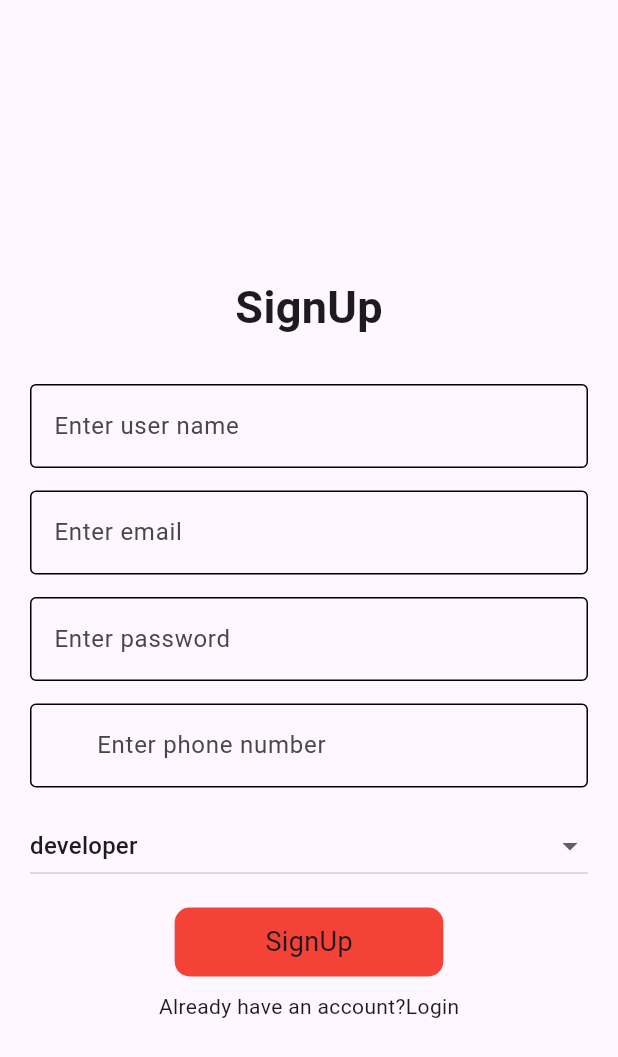
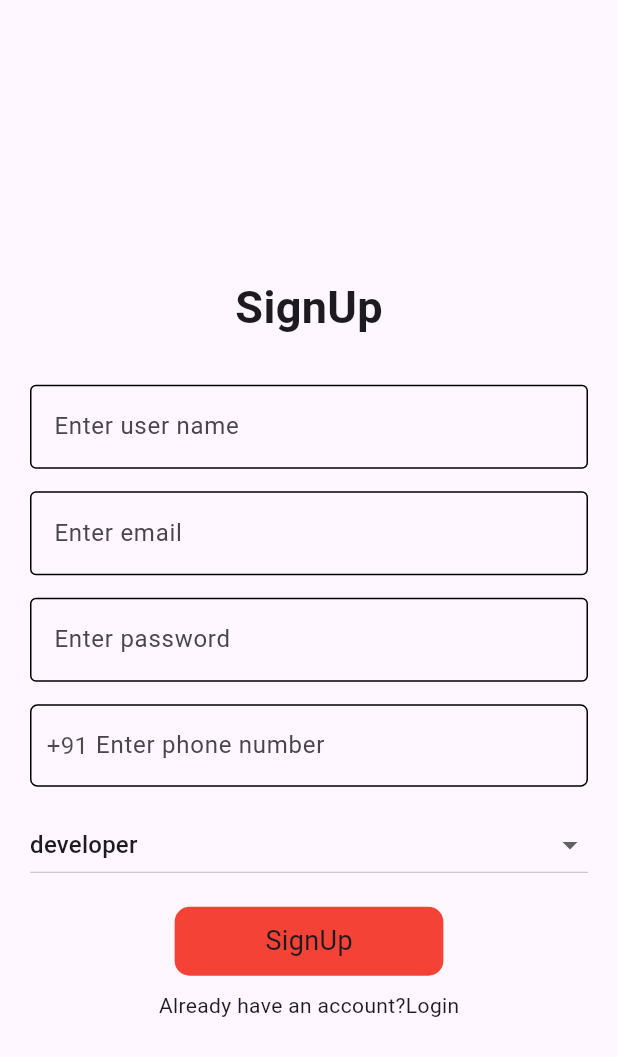
Before and after one commit to DUDU0123/MOVIE-HUB, a Flutter app: the screen it shows after launch, after a tap on "SignUp", on a phone screen of 412 x 824 dp. Shown: the top 1057 px of the screen. Run offline on Flutter 3.47's test engine with Material 3 defaults, Android fonts, the phone set to English and light mode, and no system bars; our stand-ins replace equatable, flutter_bloc, fpdart, get_it, hive, hive_flutter and 1 more; accounts and stored records are empty; network calls fail.

Commit message:
UI fix..

```diff
--- /dev/null
+++ b/lib/core/service_locator/service_locator.dart
@@ -0,0 +1,84 @@
+import 'package:get_it/get_it.dart';
+import 'package:hive/hive.dart';
+import 'package:movie_hub/features/authentication/data/data_source/auth_data/authentication_data.dart';
+import 'package:movie_hub/features/authentication/data/model/user_model/user_model.dart';
+import 'package:movie_hub/features/authentication/data/repository/auth_repo/authentication_repository_impl.dart';
+import 'package:movie_hub/features/authentication/domain/repository/auth_repo/authentication_repository.dart';
+import 'package:movie_hub/features/authentication/domain/usecase/user_login_usecase.dart';
+import 'package:movie_hub/features/authentication/domain/usecase/user_sign_up_usecase.dart';
+import 'package:movie_hub/features/authentication/presentation/bloc/bloc/auth_bloc.dart';
+import 'package:movie_hub/features/home/data/data_source/movie_data/movie_data.dart';
+import 'package:movie_hub/features/home/data/repository/movie_repo/movie_repository_impl.dart';
+import 'package:movie_hub/features/home/domain/repository/movie_repo/movie_repository.dart';
+import 'package:movie_hub/features/home/domain/usecase/get_all_movies_usecase.dart';
+import 'package:movie_hub/features/home/presentation/bloc/movie/movie_bloc.dart';
+import 'package:path_provider/path_provider.dart';
+import 'package:hive_flutter/hive_flutter.dart';
+
+final GetIt serviceLocator = GetIt.instance;
+
+Future<void> initDependencies() async {
+  await initHiveBoxDependencies(); // Initialize Hive Boxes
+  initAuthDependencies();
+  initMovieDependencies();
+}
+
+Future<void> initHiveBoxDependencies() async {
+  final directory = await getApplicationDocumentsDirectory();
+  Hive.init(directory.path);
+  Hive.registerAdapter(UserModelAdapter());
+  final userBox = await Hive.openBox<UserModel>('users');
+  serviceLocator.registerLazySingleton<Box<UserModel>>(() => userBox);
+}
+
+void initAuthDependencies() {
+  serviceLocator
+    ..registerFactory<AuthenticationData>(
+      () => AuthenticationDataImpl(
+        userBox: serviceLocator<Box<UserModel>>()
+      ),
+    )
+    ..registerFactory<AuthenticationRepository>(
+      () => AuthenticationRepositoryImpl(
+        authenticationData: serviceLocator<AuthenticationData>()
+      ),
+    )
+    ..registerFactory<UserLoginUsecase>(
+      () => UserLoginUsecase(
+        authenticationRepository: serviceLocator<AuthenticationRepository>(),
+      ),
+    )
+    ..registerFactory(
+      () => UserSignUpUsecase(
+        authenticationRepository: serviceLocator<AuthenticationRepository>(),
+      ),
+    )
+    ..registerLazySingleton<AuthBloc>(
+      () => AuthBloc(
+        userLoginUsecase: serviceLocator<UserLoginUsecase>(),
+        userSignUpUsecase: serviceLocator<UserSignUpUsecase>(),
+      ),
+    );
+}
+void initMovieDependencies() {
+  serviceLocator
+    ..registerFactory<MovieData>(
+      () => MovieDataImpl(
+      ),
+    )
+    ..registerFactory<MovieRepository>(
+      () => MovieRepositoryImpl(
+        movieData: serviceLocator<MovieData>()
+      ),
+    )
+    ..registerFactory<GetAllMoviesUsecase>(
+      () => GetAllMoviesUsecase(
+        movieRepository: serviceLocator<MovieRepository>(),
+      ),
+    )
+    ..registerLazySingleton<MovieBloc>(
+      () => MovieBloc(
+        getAllMoviesUsecase: serviceLocator<GetAllMoviesUsecase>(),
+      ),
+    );
+}
--- a/lib/core/utils/auth_methods.dart
+++ b/lib/core/utils/auth_methods.dart
@@ -72,7 +72,7 @@ class AuthMethods {
     if (phoneNumber?.length != 10) {
       MessageShowHelper.showSnackbar(
           context: navigatorKey.currentContext!,
-          snackBarContent: 'Entered phone number is not valid,');
+          snackBarContent: 'Entered phone number is not valid');
     }
     if (emailRegExp.hasMatch(email) &&
         passwordRegExp.hasMatch(password) &&
--- a/lib/features/authentication/presentation/widgets/auth_widget_common.dart
+++ b/lib/features/authentication/presentation/widgets/auth_widget_common.dart
@@ -1,5 +1,3 @@
-import 'dart:developer';
-
 import 'package:flutter/material.dart';
 import 'package:flutter_bloc/flutter_bloc.dart';
 import 'package:movie_hub/config/routes/routes_name.dart';
@@ -13,12 +11,14 @@ import 'package:movie_hub/core/enums/enums.dart';
 import 'package:movie_hub/core/utils/auth_methods.dart';
 import 'package:movie_hub/core/utils/message_show_helper.dart';
 import 'package:movie_hub/features/authentication/presentation/bloc/bloc/auth_bloc.dart';
+import 'package:movie_hub/features/authentication/presentation/widgets/login_or_signup_select_widget.dart';
+import 'package:movie_hub/features/authentication/presentation/widgets/proffession_select_widget.dart';
 
 class AuthWidget extends StatelessWidget {
   const AuthWidget({
     super.key,
     required this.pageType,
-  this.emailController,
+    this.emailController,
     required this.passwordController,
     this.userNameController,
     this.phoneNumberController,
@@ -64,7 +64,7 @@ class AuthWidget extends StatelessWidget {
                   controller: userNameController,
                   textAlign: TextAlign.start,
                 ),
-               pageType == PageType.signUp? kHeight15:zeroMeasuredWidget,
+                pageType == PageType.signUp ? kHeight15 : zeroMeasuredWidget,
                 pageType == PageType.signUp
                     ? TextFieldCommon(
                         hintText: "Enter email",
@@ -82,53 +82,11 @@ class AuthWidget extends StatelessWidget {
                 ),
                 kHeight15,
                 pageType == PageType.signUp
-                    ? TextFieldCommon(
-                        prefix: TextWidgetCommon(
-                          text: "+91",
-                          textColor: kBlack.withOpacity(0.7),
-                        ),
-                        hintText: "Enter phone number",
-                        border: const OutlineInputBorder(),
-                        controller: phoneNumberController,
-                        textAlign: TextAlign.start,
-                      )
+                    ? phoneNumberField(phoneNumberController: phoneNumberController)
                     : zeroMeasuredWidget,
                 kHeight15,
                 pageType == PageType.signUp
-                    ? BlocBuilder<AuthBloc, AuthState>(
-                        builder: (context, state) {
-                          return Container(
-                            height: 50,
-                            decoration: BoxDecoration(
-                              borderRadius: BorderRadius.circular(10),
-                            ),
-                            child: DropdownButton<UserProffession>(
-                              elevation: 0,
-                              value: state.selectedProffession,
-                              hint: Text(
-                                state.selectedProffession != null
-                                    ? state.selectedProffession!.name
-                                    : "Select Profession",
-                              ),
-                              isExpanded: true,
-                              items: UserProffession.values
-                                  .map((UserProffession profession) {
-                                return DropdownMenuItem<UserProffession>(
-                                  value: profession,
-                                  child: Text(
-                                    profession.name,
-                                  ),
-                                );
-                              }).toList(),
-                              onChanged: (UserProffession? newValue) {
-                                context.read<AuthBloc>().add(
-                                    SelectProffessionEvent(
-                                        selectedProffession: newValue));
-                              },
-                            ),
-                          );
-                        },
-                      )
+                    ? proffessionSelectWidget()
                     : zeroMeasuredWidget,
                 kHeight15,
                 commonContainerButton(
@@ -151,30 +109,7 @@ class AuthWidget extends StatelessWidget {
                   buttonText: pageType == PageType.login ? "Login" : "SignUp",
                 ),
                 kHeight10,
-                Row(
-                  mainAxisAlignment: MainAxisAlignment.center,
-                  children: [
-                    TextWidgetCommon(
-                      text: pageType == PageType.login
-                          ? "Don't have an account?"
-                          : "Already have an account?",
-                    ),
-                    GestureDetector(
-                      onTap: () {
-                        if (pageType == PageType.login) {
-                          navigatorKey.currentState
-                              ?.pushNamed(AppRouteName.signUpPage);
-                        } else {
-                          navigatorKey.currentState
-                              ?.pushNamed(AppRouteName.loginPage);
-                        }
-                      },
-                      child: TextWidgetCommon(
-                        text: pageType == PageType.login ? "SignUp" : "Login",
-                      ),
-                    ),
-                  ],
-                )
+                loginOrSignUpSelectWidget(pageType: pageType)
               ],
             );
           }),
@@ -182,4 +117,33 @@ class AuthWidget extends StatelessWidget {
       ),
     );
   }
+
+  Widget phoneNumberField(
+      {required TextEditingController? phoneNumberController}) {
+    return Container(
+      padding: const EdgeInsets.only(left: 10),
+      height: 55,
+      decoration: BoxDecoration(
+          border: Border.all(color: kBlack),
+          borderRadius: BorderRadius.circular(5)),
+      child: Row(
+        children: [
+          TextWidgetCommon(
+            text: "+91",
+            fontSize: 16,
+            textColor: kBlack.withOpacity(0.7),
+          ),
+          kWidth5,
+          Expanded(
+            child: TextFieldCommon(
+              hintText: "Enter phone number",
+              border: InputBorder.none,
+              controller: phoneNumberController,
+              textAlign: TextAlign.start,
+            ),
+          ),
+        ],
+      ),
+    );
+  }
 }
--- /dev/null
+++ b/lib/features/authentication/presentation/widgets/login_or_signup_select_widget.dart
@@ -0,0 +1,30 @@
+import 'package:flutter/material.dart';
+import 'package:movie_hub/config/routes/routes_name.dart';
+import 'package:movie_hub/core/common_widgets/text_widget_common.dart';
+import 'package:movie_hub/core/constants/navigator_key.dart';
+import 'package:movie_hub/core/enums/enums.dart';
+
+Widget loginOrSignUpSelectWidget({required PageType pageType}) {
+  return Row(
+    mainAxisAlignment: MainAxisAlignment.center,
+    children: [
+      TextWidgetCommon(
+        text: pageType == PageType.login
+            ? "Don't have an account?"
+            : "Already have an account?",
+      ),
+      GestureDetector(
+        onTap: () {
+          if (pageType == PageType.login) {
+            navigatorKey.currentState?.pushNamed(AppRouteName.signUpPage);
+          } else {
+            navigatorKey.currentState?.pushNamed(AppRouteName.loginPage);
+          }
+        },
+        child: TextWidgetCommon(
+          text: pageType == PageType.login ? "SignUp" : "Login",
+        ),
+      ),
+    ],
+  );
+}
--- /dev/null
+++ b/lib/features/authentication/presentation/widgets/proffession_select_widget.dart
@@ -0,0 +1,40 @@
+import 'package:flutter/material.dart';
+import 'package:flutter_bloc/flutter_bloc.dart';
+import 'package:movie_hub/core/enums/enums.dart';
+import 'package:movie_hub/features/authentication/presentation/bloc/bloc/auth_bloc.dart';
+
+BlocBuilder<AuthBloc, AuthState> proffessionSelectWidget() {
+  return BlocBuilder<AuthBloc, AuthState>(
+    builder: (context, state) {
+      return Container(
+        height: 50,
+        decoration: BoxDecoration(
+          borderRadius: BorderRadius.circular(10),
+        ),
+        child: DropdownButton<UserProffession>(
+          elevation: 0,
+          value: state.selectedProffession,
+          hint: Text(
+            state.selectedProffession != null
+                ? state.selectedProffession!.name
+                : "Select Profession",
+          ),
+          isExpanded: true,
+          items: UserProffession.values.map((UserProffession profession) {
+            return DropdownMenuItem<UserProffession>(
+              value: profession,
+              child: Text(
+                profession.name,
+              ),
+            );
+          }).toList(),
+          onChanged: (UserProffession? newValue) {
+            context
+                .read<AuthBloc>()
+                .add(SelectProffessionEvent(selectedProffession: newValue));
+          },
+        ),
+      );
+    },
+  );
+}
--- a/lib/features/home/data/data_source/movie_data/movie_data.dart
+++ b/lib/features/home/data/data_source/movie_data/movie_data.dart
@@ -6,12 +6,12 @@ import 'package:movie_hub/features/home/data/model/movie_model/movie_model.dart'
 import 'package:http/http.dart' as http;
 
 abstract interface class MovieData {
-  Stream<List<MovieModel>> getAllMovies();
+   Future<List<MovieModel>> getAllMovies();
 }
 
 class MovieDataImpl extends MovieData {
   @override
-  Stream<List<MovieModel>> getAllMovies() async* {
+  Future<List<MovieModel>> getAllMovies() async {
     try {
       final genreList = await getAllGenres();
       final response = await http.get(
@@ -26,7 +26,7 @@ class MovieDataImpl extends MovieData {
             )
             .toList();
 
-        yield moviesList;
+        return moviesList;
       } else {
         throw Exception("Something Wrong");
       }
--- a/lib/features/home/domain/repository/movie_repo/movie_repository.dart
+++ b/lib/features/home/domain/repository/movie_repo/movie_repository.dart
@@ -3,5 +3,5 @@ import 'package:movie_hub/core/error/failure.dart';
 import 'package:movie_hub/features/home/domain/entity/movie_entity/movie_entity.dart';
 
 abstract interface class MovieRepository{
-   Future<Either<Failure, Stream<List<MovieEntity>>>> getAllMovies();
+   Future<Either<Failure, List<MovieEntity>>> getAllMovies();
 }
--- a/lib/features/home/domain/usecase/get_all_movies_usecase.dart
+++ b/lib/features/home/domain/usecase/get_all_movies_usecase.dart
@@ -5,13 +5,13 @@ import 'package:movie_hub/core/usecase/usecase.dart';
 import 'package:movie_hub/features/home/domain/entity/movie_entity/movie_entity.dart';
 import 'package:movie_hub/features/home/domain/repository/movie_repo/movie_repository.dart';
 
-class GetAllMoviesUsecase implements Usecase<Stream<List<MovieEntity>>, Null> {
+class GetAllMoviesUsecase implements Usecase<List<MovieEntity>, Null> {
   final MovieRepository movieRepository;
   GetAllMoviesUsecase({
     required this.movieRepository,
   });
   @override
-  Future<Either<Failure, Stream<List<MovieEntity>>>> call({required Null params})async {
+  Future<Either<Failure, List<MovieEntity>>> call({required Null params})async {
     return await movieRepository.getAllMovies();
   }
 
--- a/lib/features/home/presentation/bloc/movie/movie_state.dart
+++ b/lib/features/home/presentation/bloc/movie/movie_state.dart
@@ -12,7 +12,7 @@ class MoviesLoadingState extends MovieState{
 
 }
 class MoviesLoadedState extends MovieState {
-  final Stream<List<MovieEntity>> moviesList;
+  final List<MovieEntity> moviesList;
   const MoviesLoadedState({
     required this.moviesList,
   });
--- a/lib/features/home/presentation/widgets/home_menu.dart
+++ b/lib/features/home/presentation/widgets/home_menu.dart
@@ -6,10 +6,9 @@ import 'package:movie_hub/core/constants/navigator_key.dart';
 import 'package:movie_hub/core/constants/texts.dart';
 import 'package:movie_hub/core/utils/message_show_helper.dart';
 import 'package:movie_hub/features/authentication/presentation/bloc/bloc/auth_bloc.dart';
-import 'package:movie_hub/features/home/presentation/bloc/movie/movie_bloc.dart';
 
-BlocListener<MovieBloc, MovieState> homeMenu() {
-    return BlocListener<MovieBloc, MovieState>(
+BlocListener<AuthBloc, AuthState> homeMenu() {
+    return BlocListener<AuthBloc, AuthState>(
           listener: (context, state) {
             if (state is AuthInitial) {
               navigatorKey.currentState?.pushNamedAndRemoveUntil(
--- /dev/null
+++ b/lib/features/root_widget_page.dart
@@ -0,0 +1,31 @@
+import 'package:flutter/material.dart';
+import 'package:flutter_bloc/flutter_bloc.dart';
+import 'package:movie_hub/config/routes/app_routes.dart';
+import 'package:movie_hub/config/routes/routes_name.dart';
+import 'package:movie_hub/core/constants/navigator_key.dart';
+import 'package:movie_hub/core/service_locator/service_locator.dart';
+import 'package:movie_hub/features/authentication/presentation/bloc/bloc/auth_bloc.dart';
+import 'package:movie_hub/features/home/presentation/bloc/movie/movie_bloc.dart';
+
+class RootWidgetPage extends StatelessWidget {
+  const RootWidgetPage({super.key,});
+  @override
+  Widget build(BuildContext context) {
+    return MultiBlocProvider(
+      providers: [
+        BlocProvider(
+          create: (context) => serviceLocator<AuthBloc>(),
+        ),
+        BlocProvider(
+          create: (context) => serviceLocator<MovieBloc>()..add(GetAllMoviesEvent()),
+        )
+      ],
+      child: MaterialApp(
+        navigatorKey: navigatorKey,
+        debugShowCheckedModeBanner: false,
+        initialRoute: AppRouteName.wrapperPage,
+        routes: AppRoutes.routes,
+      ),
+    );
+  }
+}
--- a/lib/main.dart
+++ b/lib/main.dart
@@ -1,71 +1,12 @@
 import 'package:flutter/material.dart';
-import 'package:flutter_bloc/flutter_bloc.dart';
-import 'package:hive_flutter/hive_flutter.dart';
-import 'package:movie_hub/config/routes/app_routes.dart';
-import 'package:movie_hub/config/routes/routes_name.dart';
-import 'package:movie_hub/core/constants/navigator_key.dart';
-import 'package:movie_hub/features/authentication/data/data_source/auth_data/authentication_data.dart';
-import 'package:movie_hub/features/authentication/data/model/user_model/user_model.dart';
-import 'package:movie_hub/features/authentication/data/repository/auth_repo/authentication_repository_impl.dart';
-import 'package:movie_hub/features/authentication/domain/usecase/user_login_usecase.dart';
-import 'package:movie_hub/features/authentication/domain/usecase/user_sign_up_usecase.dart';
-import 'package:movie_hub/features/authentication/presentation/bloc/bloc/auth_bloc.dart';
-import 'package:movie_hub/features/home/data/data_source/movie_data/movie_data.dart';
-import 'package:movie_hub/features/home/data/repository/movie_repo/movie_repository_impl.dart';
-import 'package:movie_hub/features/home/domain/usecase/get_all_movies_usecase.dart';
-import 'package:movie_hub/features/home/presentation/bloc/movie/movie_bloc.dart';
-import 'package:path_provider/path_provider.dart';
+import 'package:movie_hub/core/service_locator/service_locator.dart';
+import 'package:movie_hub/features/root_widget_page.dart';
 
 Future<void> main() async {
   WidgetsFlutterBinding.ensureInitialized();
-  final directory = await getApplicationDocumentsDirectory();
-  Hive.init(directory.path);
-  Hive.registerAdapter(UserModelAdapter());
-  final userBox = await Hive.openBox<UserModel>('users');
+  await initDependencies();
   runApp(
-    RootWidgetPage(
-      userBox: userBox,
+   const RootWidgetPage(
     ),
   );
 }
-
-class RootWidgetPage extends StatelessWidget {
-  const RootWidgetPage({super.key, required this.userBox});
-  final Box<UserModel?> userBox;
-  @override
-  Widget build(BuildContext context) {
-    return MultiBlocProvider(
-      providers: [
-        BlocProvider(
-          create: (context) => AuthBloc(
-            userLoginUsecase: UserLoginUsecase(
-              authenticationRepository: AuthenticationRepositoryImpl(
-                authenticationData: AuthenticationDataImpl(userBox: userBox),
-              ),
-            ),
-            userSignUpUsecase: UserSignUpUsecase(
-              authenticationRepository: AuthenticationRepositoryImpl(
-                authenticationData: AuthenticationDataImpl(userBox: userBox),
-              ),
-            ),
-          ),
-        ),
-        BlocProvider(
-          create: (context) => MovieBloc(
-            getAllMoviesUsecase: GetAllMoviesUsecase(
-              movieRepository: MovieRepositoryImpl(
-                movieData: MovieDataImpl(),
-              ),
-            ),
-          )..add(GetAllMoviesEvent()),
-        )
-      ],
-      child: MaterialApp(
-        navigatorKey: navigatorKey,
-        debugShowCheckedModeBanner: false,
-        initialRoute: AppRouteName.wrapperPage,
-        routes: AppRoutes.routes,
-      ),
-    );
-  }
-}
--- a/pubspec.yaml
+++ b/pubspec.yaml
@@ -43,6 +43,7 @@ dependencies:
   path_provider: ^2.1.4
   dio: ^5.7.0
   http: ^1.2.2
+  get_it: ^8.0.0
 
 dev_dependencies:
   flutter_test:
```
Also changed, not shown: lib/features/authentication/data/data_source/auth_data/authentication_data.dart (+3 -6 lines), lib/features/authentication/data/repository/auth_repo/authentication_repository_impl.dart (+2 -6 lines), lib/features/home/data/repository/movie_repo/movie_repository_impl.dart (+2 -5 lines), lib/features/home/presentation/bloc/movie/movie_bloc.dart (+10 -6 lines), lib/features/home/presentation/widgets/movie_list_widget.dart (+4 -15 lines), pubspec.lock, 1 other file.
